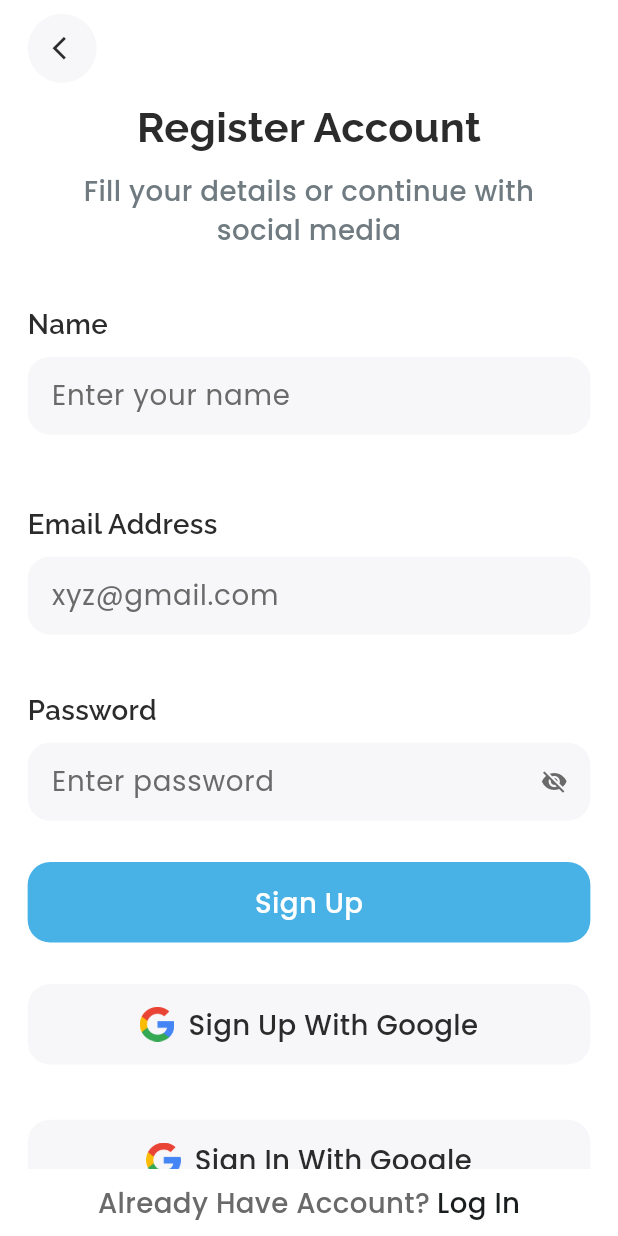
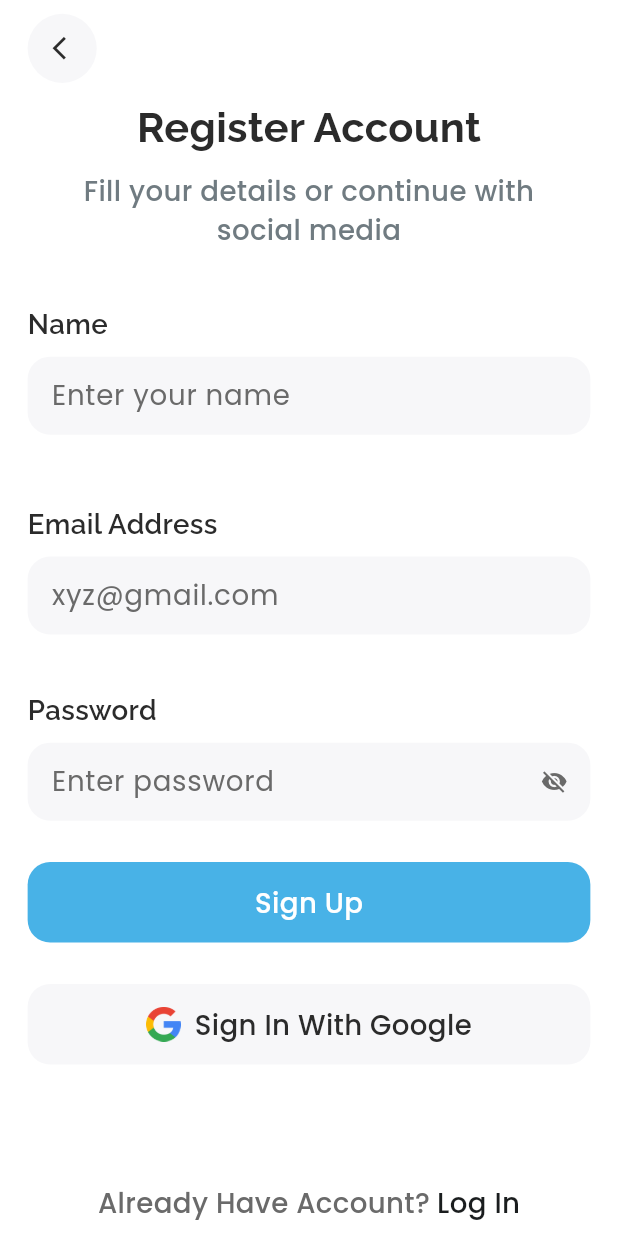
Before and after one commit to Krutik-Kelawala/Firebase-Demo, a Flutter app: the RegistrationScreen screen opened directly, on a phone screen of 412 x 824 dp. Run offline on Flutter 3.47's test engine with Material 3 defaults, Android fonts, the phone set to English and light mode, and no system bars; our stand-ins replace bloc, cloud_firestore, csc_picker, firebase_analytics, firebase_auth, firebase_core and 7 more; missing offline and left inert: firebase_app_installations, firebase_performance; accounts and stored records are empty; project files that could hold a hidden picture were left out.

Commit message:
remove google sign button

```diff
--- a/lib/e-commerce app/registration_screen/registration_screen.dart
+++ b/lib/e-commerce app/registration_screen/registration_screen.dart
@@ -81,11 +81,8 @@ class _RegistrationScreenState extends State<RegistrationScreen> {
             'fcm_token': userFcmToken,
             'user_uuid': userUuid,
             'type': "REGISTER",
-
           })
           .then((value) => CommonWidgets.printFunction("User Added ${users}"))
-
-
           .catchError((error) => CommonWidgets.printFunction("Failed to add user: $error"));
     } on FirebaseAuthException catch (e) {
       if (e.code == 'weak-password') {
@@ -295,32 +292,6 @@ class _RegistrationScreenState extends State<RegistrationScreen> {
                 ),
               ),
             ),
-            InkWell(
-              onTap: () {},
-              child: Container(
-                width: double.infinity,
-                padding: EdgeInsets.symmetric(vertical: CommonLogic.textSize * 0.015, horizontal: CommonLogic.textSize * 0.02),
-                margin: EdgeInsets.symmetric(vertical: CommonLogic.textSize * 0.02, horizontal: CommonLogic.textSize * 0.02),
-                decoration: BoxDecoration(color: const Color(0xffF7F7F9), borderRadius: BorderRadius.circular(15)),
-                child: Row(
-                  mainAxisAlignment: MainAxisAlignment.center,
-                  children: [
-                    Image.asset("assets/images/ecommerce/google_ic.webp", height: CommonLogic.textSize * 0.025),
-                    Padding(
-                      padding: EdgeInsets.only(left: CommonLogic.textSize * 0.01),
-                      child: Text(
-                        "Sign Up With Google",
-                        style: GoogleFonts.poppins(
-                          fontSize: CommonLogic.textSize * 0.02,
-                          fontWeight: FontWeight.w500,
-                          color: const Color(0xff2B2B2B),
-                        ),
-                      ),
-                    ),
-                  ],
-                ),
-              ),
-            ),
             FutureBuilder(
               future: Authentication.initializeFirebase(),
               builder: (context, snapshot) {
```
